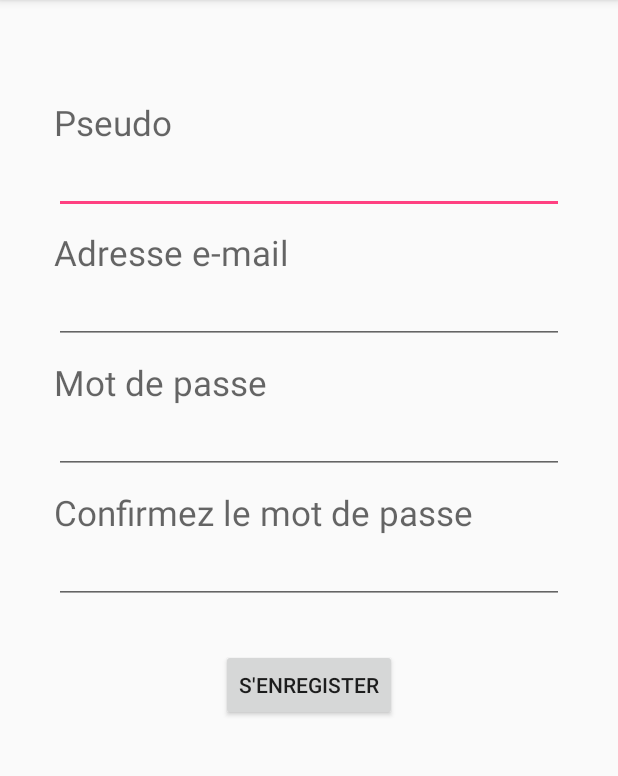
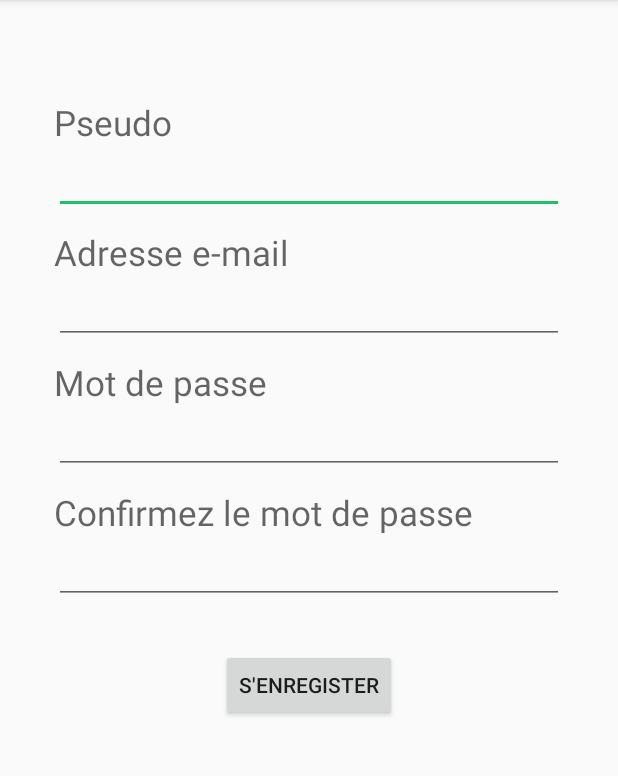
Before and after one commit to HealthyMB/PrototypeHMB, an Android app: the screen it shows after launch (Accountcreation), after a tap on "Pas de compte ? Inscrivez-vous", on a phone screen of 412 x 824 dp, the part 84-860 px from its top. Run offline under Robolectric (Android 15) with nearby library versions, the phone set to English and light mode, and no system bars; 1 other tap on this screen came first.

```diff
--- a/app/src/main/java/efrei/healthymb/Authentification.java
+++ b/app/src/main/java/efrei/healthymb/Authentification.java
@@ -17,7 +17,7 @@ public class Authentification extends AppCompatActivity implements View.OnClickL
 
     private String loginEt;
     private String mdpEt;
-    private String messagerror = "Error";
+    private String messagerror = "Erreur de login ou mot de passe";
 
 
     @Override
--- a/app/src/main/res/layout/nav_header_menu.xml
+++ b/app/src/main/res/layout/nav_header_menu.xml
@@ -1,5 +1,6 @@
 <?xml version="1.0" encoding="utf-8"?>
 <LinearLayout xmlns:android="http://schemas.android.com/apk/res/android"
+    xmlns:tools="http://schemas.android.com/tools"
     android:layout_width="match_parent"
     android:layout_height="@dimen/nav_header_height"
     android:background="@drawable/fond"
@@ -9,7 +10,8 @@
     android:paddingRight="@dimen/activity_horizontal_margin"
     android:paddingTop="@dimen/activity_vertical_margin"
     android:theme="@style/ThemeOverlay.AppCompat.Dark"
-    android:gravity="bottom">
+    android:gravity="bottom"
+    tools:showIn="@layout/activity_menu2">
 
     <LinearLayout
         android:orientation="horizontal"
--- a/app/src/main/res/values/colors.xml
+++ b/app/src/main/res/values/colors.xml
@@ -3,4 +3,5 @@
     <color name="colorPrimary">#3F51B5</color>
     <color name="colorPrimaryDark">#303F9F</color>
     <color name="colorAccent">#FF4081</color>
+    <color name="Green">#22c064</color>
 </resources>
--- a/app/src/main/res/values/styles.xml
+++ b/app/src/main/res/values/styles.xml
@@ -5,7 +5,7 @@
         <!-- Customize your theme here. -->
         <item name="colorPrimary">@color/colorPrimary</item>
         <item name="colorPrimaryDark">@color/colorPrimaryDark</item>
-        <item name="colorAccent">@color/colorAccent</item>
+        <item name="colorAccent">@color/Green</item>
     </style>
 
     <style name="AppTheme.NoActionBar">
```
Also changed, not shown: app/src/main/AndroidManifest.xml (+7 -2 lines), app/src/main/res/layout/activity_authentification.xml (+13 -2 lines), app/src/main/res/drawable/login_background.png (deleted), 35 other files.
